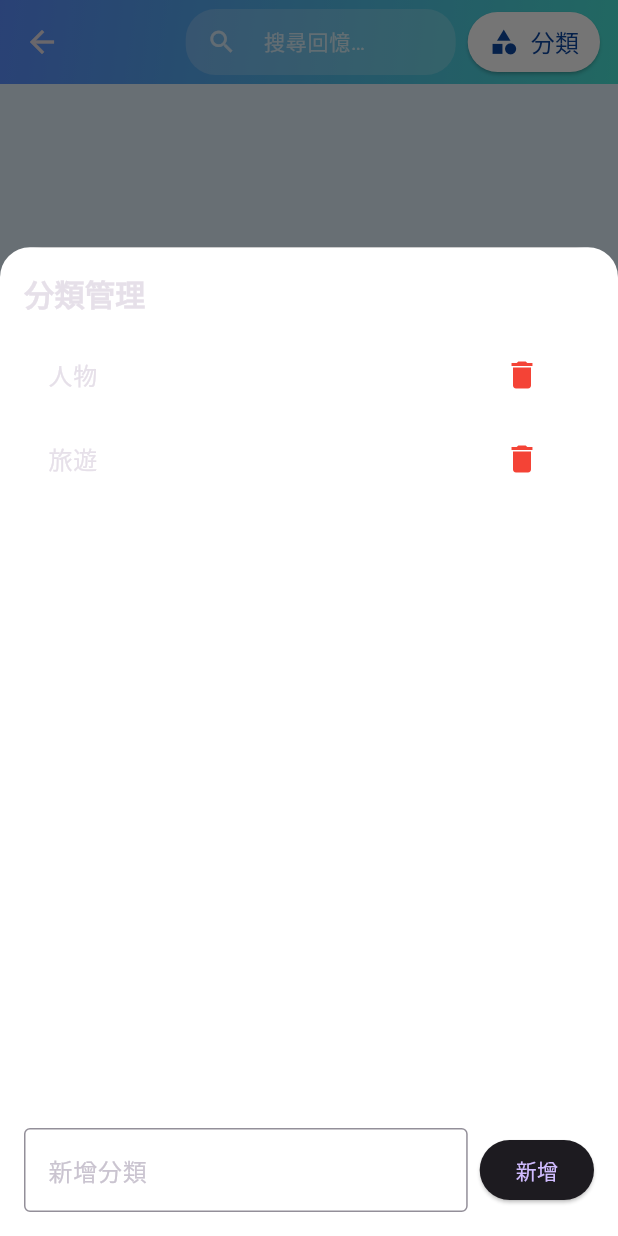
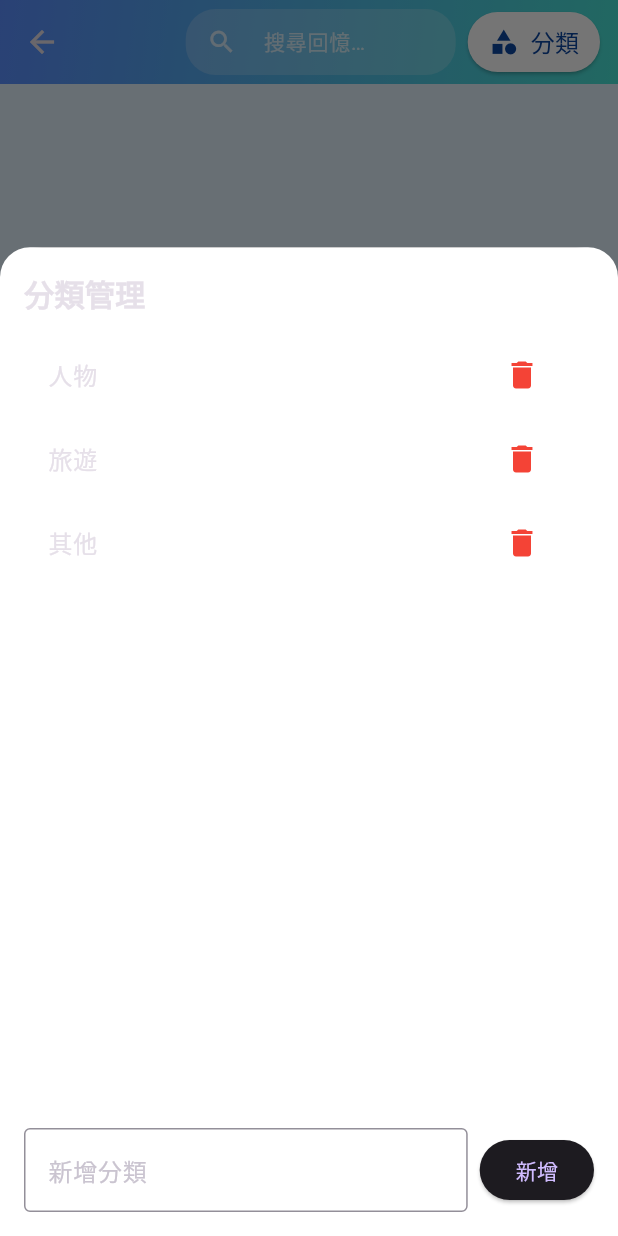
Before and after one commit to Mian-Tiao/software, a Flutter app: the MemoryPage screen opened by its route, after a tap on "分類", on a phone screen of 412 x 824 dp. Run offline on Flutter 3.47's test engine with Material 3 defaults, Android fonts, the phone set to English and light mode, and no system bars; our stand-ins replace cloud_firestore, file_picker, firebase_auth, firebase_core, firebase_storage, flutter_dotenv and 11 more; missing offline and left inert: android_alarm_manager_plus, android_intent_plus, crop_your_image, dart:html, record; accounts and stored records are empty.

Commit message:
Fix: memory

```diff
--- a/lib/memoirs/memory_page.dart
+++ b/lib/memoirs/memory_page.dart
@@ -33,14 +33,18 @@ class Memory {
     if (imageList is List) {
       imagePaths = imageList.whereType<String>().toList();
     }
+
+    final rawCat = (data['category'] ?? '').toString().trim();
+    final category = rawCat.isEmpty ? '其他' : rawCat;
+
     return Memory(
       id: docId,
       title: data['title'] ?? '',
       description: data['description'] ?? '',
       date: (data['createdAt'] as Timestamp?)?.toDate() ?? DateTime.now(),
       imagePaths: imagePaths,
-      audioPath: data['audioPath'] ?? '',
-      category: data['category'] ?? '',
+      audioPath: (data['audioPath'] ?? '').toString(),
+      category: category, // ✅ 保證不會是空字串
     );
   }
 }
@@ -141,6 +145,10 @@ class _MemoryPageState extends State<MemoryPage> {
 
   Future<void> _loadMemories() async {
     if (_uid == null) return;
+
+    try {
+      debugPrint('🔎 load memories uid=$_uid');
+
       final snapshot = await FirebaseFirestore.instance
           .collection('memories')
           .where('uid', isEqualTo: _uid)
@@ -151,14 +159,40 @@ class _MemoryPageState extends State<MemoryPage> {
           .map((doc) => Memory.fromFirestore(doc.id, doc.data()))
           .toList();
 
+      // ✅ 把資料裡真正出現過的分類補到 _categories（避免「其他」/自訂分類看不到）
+      final existed = _categories.toSet();
+      existed.add('其他');
+      for (final m in memories) {
+        final c = m.category.trim().isEmpty ? '其他' : m.category.trim();
+        existed.add(c);
+      }
+
       if (!mounted) return;
-
       setState(() {
         _memories
           ..clear()
           ..addAll(memories);
+
+        // 保留原本順序 + 補新分類到尾端
+        final next = <String>[..._categories];
+        for (final c in existed) {
+          if (!next.contains(c)) next.add(c);
+        }
+        // 確保「其他」一定存在
+        if (!next.contains('其他')) next.add('其他');
+        _categories = next;
       });
+
+      debugPrint('✅ loaded=${memories.length} categories=$_categories');
+    } catch (e) {
+      debugPrint('❌ load memories error: $e');
+      if (!mounted) return;
+      ScaffoldMessenger.of(context).showSnackBar(
+        SnackBar(content: Text('讀取回憶失敗：$e')),
+      );
     }
+  }
+
 
   Future<void> _navigateToAddMemory() async {
     final ok = await showAddMemoryDialog(
@@ -235,7 +269,9 @@ class _MemoryPageState extends State<MemoryPage> {
                   initialCategories: _categories,
                   onCategoriesUpdated: (newCats) {
                     if (!mounted) return;
-                    setState(() => _categories = newCats);
+                    final next = [...newCats];
+                    if (!next.contains('其他')) next.add('其他'); // ✅ 強制保留
+                    setState(() => _categories = next);
                   },
                 ),
               ),
```
Lines whose indentation alone changed are shown as unchanged.
